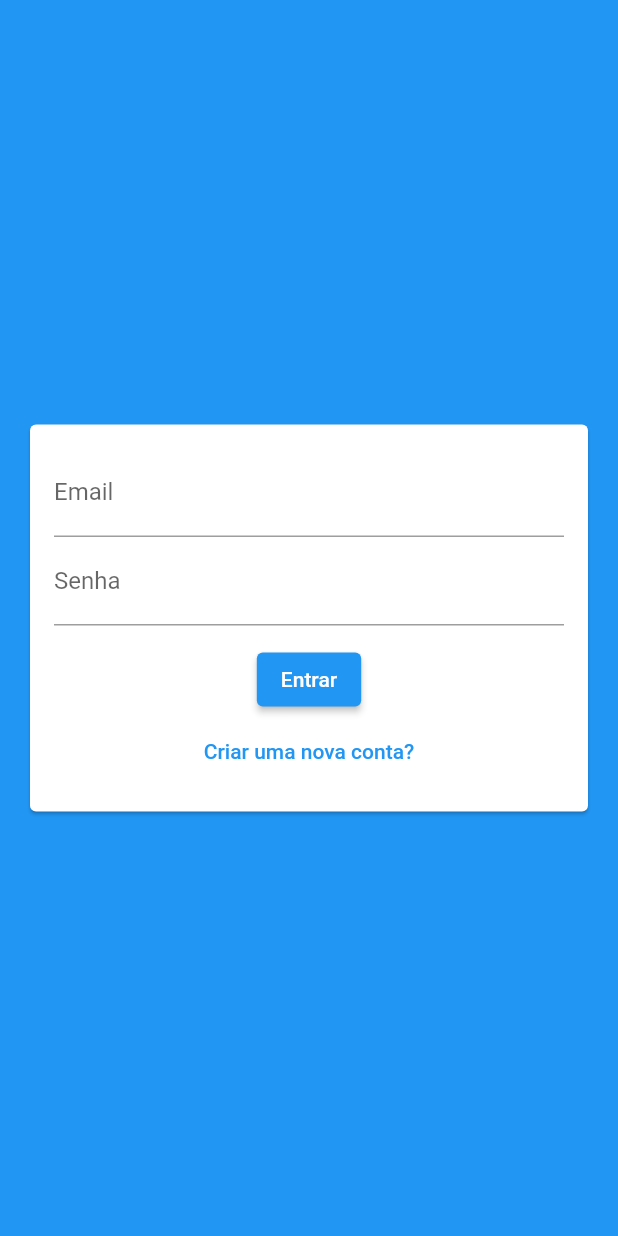
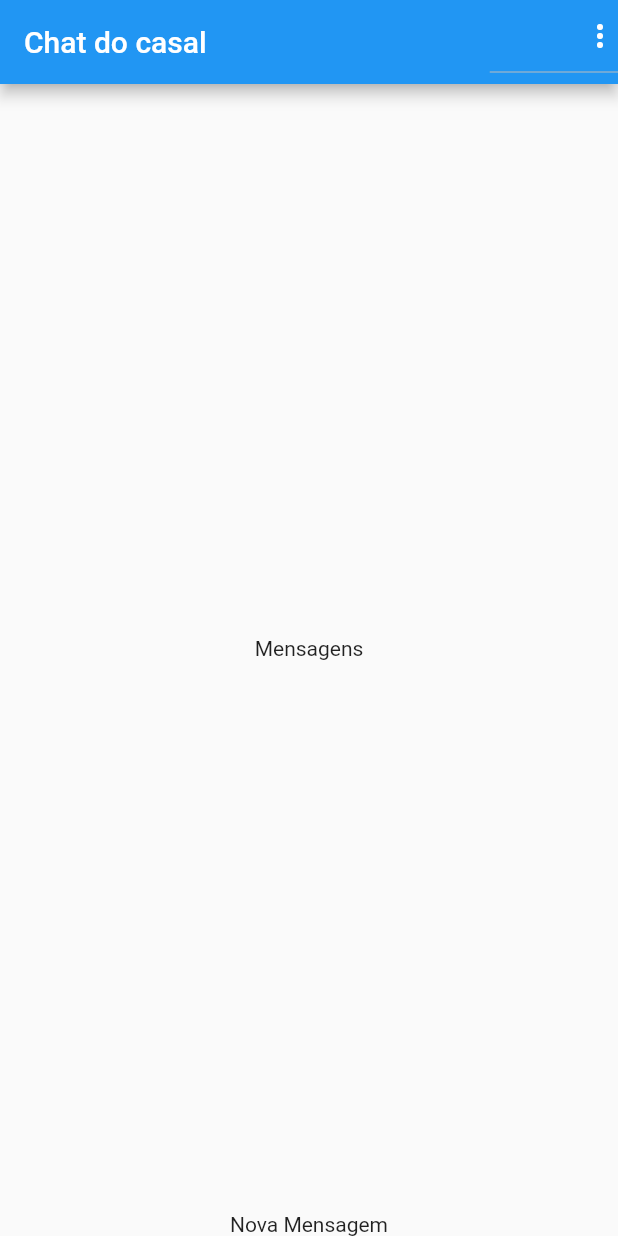
Before and after one commit to marcosmvgs/chat, a Flutter app: the screen it shows after launch, on a phone screen of 412 x 824 dp. Run offline on Flutter 3.47's test engine with Material 2 defaults, Android fonts, the phone set to English and light mode, and no system bars; our stand-ins replace image_picker; accounts and stored records are empty.

Commit message:
Finalizando Auth

```diff
--- /dev/null
+++ b/lib/components/messages.dart
@@ -0,0 +1,12 @@
+import 'package:flutter/cupertino.dart';
+
+class Messages extends StatelessWidget {
+  const Messages({super.key});
+
+  @override
+  Widget build(BuildContext context) {
+    return const Center(
+      child: Text('Mensagens'),
+    );
+  }
+}
--- /dev/null
+++ b/lib/components/new_message.dart
@@ -0,0 +1,12 @@
+import 'package:flutter/cupertino.dart';
+
+class NewMessage extends StatelessWidget {
+  const NewMessage({super.key});
+
+  @override
+  Widget build(BuildContext context) {
+    return const Center(
+      child: Text('Nova Mensagem'),
+    );
+  }
+}
--- a/lib/core/services/auth/auth_mock_service.dart
+++ b/lib/core/services/auth/auth_mock_service.dart
@@ -12,22 +12,34 @@ class AuthMockService implements AuthService {
   ele não é final. A mesma explicação serve para o _users.
   Ele vai "zerar" os static's quando eu der um refresh na aplicação
   */
-  static final Map<String, ChatUser> _users = {};
+  static final _defaultUser = ChatUser(
+    id: '1',
+    name: 'Teste',
+    email: '@',
+    imageUrl: 'assets/images/avatar.png',
+  );
+
+  static final Map<String, ChatUser> _users = {
+    _defaultUser.email: _defaultUser,
+  };
   static ChatUser? _currentUser;
   // Preciso criar esse controller para utilizar ele fora do método .multi...
   static MultiStreamController<ChatUser?>? _controller;
   static final _userStream = Stream<ChatUser?>.multi((controller) {
     /* O updateUser vai zerar o usuário atual e vai gerar um novo dado na stream
     de valor nulo*/
-    _updateUser(null);
+    _controller = controller;
+    _updateUser(_defaultUser);
   });
 
   @override
   ChatUser? get currentUser {
-    return null;
+    return _currentUser;
   }
 
   @override
+  /* sempre que o _userStream gerar um novo valor, quem estiver monitorando o
+  getter userChanges será notificado */
   Stream<ChatUser?> get userChanges {
     return _userStream;
   }
@@ -44,12 +56,12 @@ class AuthMockService implements AuthService {
 
   @override
   Future<void> signup(
-      String name, String email, String password, File image) async {
+      String name, String email, String password, File? image) async {
     final newUser = ChatUser(
       id: Random().nextDouble().toString(),
       name: name,
       email: email,
-      imageUrl: image.path,
+      imageUrl: image?.path ?? 'assets/images/avatar.png',
     );
 
     _users.putIfAbsent(email, () => newUser);
--- a/lib/core/services/auth/auth_service.dart
+++ b/lib/core/services/auth/auth_service.dart
@@ -1,7 +1,9 @@
 import 'dart:io';
 import 'package:chat/core/models/chat_user.dart';
+import 'package:chat/core/services/auth/auth_mock_service.dart';
 
 abstract class AuthService {
+
   ChatUser? get currentUser;
 
   Stream<ChatUser?> get userChanges;
@@ -12,7 +14,7 @@ abstract class AuthService {
     String name,
     String email,
     String password,
-    File image,
+    File? image,
   ) async {}
 
   Future<void> login(
@@ -21,4 +23,8 @@ abstract class AuthService {
   ) async {}
 
   Future<void> logout() async {}
+
+  factory AuthService() {
+    return AuthMockService();
+  }
 }
--- a/lib/main.dart
+++ b/lib/main.dart
@@ -1,4 +1,4 @@
-import 'package:chat/pages/auth_page.dart';
+import 'package:chat/pages/auth_or_app_page.dart';
 import 'package:flutter/material.dart';
 
 void main() {
@@ -16,7 +16,7 @@ class MyApp extends StatelessWidget {
       theme: ThemeData(
         primarySwatch: Colors.blue,
       ),
-      home: const AuthPage(),
+      home: const AuthOrApp(),
     );
   }
 }
--- /dev/null
+++ b/lib/pages/auth_or_app_page.dart
@@ -0,0 +1,26 @@
+import 'package:chat/core/models/chat_user.dart';
+import 'package:chat/core/services/auth/auth_service.dart';
+import 'package:chat/pages/auth_page.dart';
+import 'package:chat/pages/chat_page.dart';
+import 'package:chat/pages/loading_page.dart';
+import 'package:flutter/material.dart';
+
+class AuthOrApp extends StatelessWidget {
+  const AuthOrApp({super.key});
+
+  @override
+  Widget build(BuildContext context) {
+    return Scaffold(
+      body: StreamBuilder<ChatUser?>(
+        stream: AuthService().userChanges,
+        builder: (context, snapshot) {
+          if (snapshot.connectionState == ConnectionState.waiting) {
+            return const LoadingPage();
+          } else {
+            return snapshot.hasData ? const ChatPage() : const AuthPage();
+          }
+        },
+      ),
+    );
+  }
+}
--- /dev/null
+++ b/lib/pages/chat_page.dart
@@ -0,0 +1,50 @@
+import 'package:chat/components/messages.dart';
+import 'package:chat/components/new_message.dart';
+import 'package:chat/core/services/auth/auth_service.dart';
+import 'package:flutter/material.dart';
+
+class ChatPage extends StatelessWidget {
+  const ChatPage({super.key});
+
+  @override
+  Widget build(BuildContext context) {
+    return Scaffold(
+        appBar: AppBar(
+          title: const Text('Chat do casal'),
+          actions: [
+            DropdownButton(
+              icon: Icon(
+                Icons.more_vert,
+                color: Theme.of(context).primaryIconTheme.color,
+              ),
+              items: [
+                DropdownMenuItem(
+                    value: 'logout',
+                    child: Container(
+                      child: Row(
+                        children: const [
+                          Icon(Icons.exit_to_app, color: Colors.black87,),
+                          SizedBox(width: 10),
+                          Text('Sair')
+                        ],
+                      ),
+                    ))
+              ],
+              onChanged: (value) {
+                if (value == 'logout') {
+                  AuthService().logout();
+                }
+              },
+            ),
+          ],
+        ),
+        body: SafeArea(
+          child: Column(
+            children: const [
+              Expanded(child: Messages()),
+              NewMessage(),
+            ],
+          ),
+        ));
+  }
+}
--- a/pubspec.yaml
+++ b/pubspec.yaml
@@ -61,8 +61,8 @@ flutter:
   uses-material-design: true
 
   # To add assets to your application, add an assets section, like this:
-  # assets:
-  #   - images/a_dot_burr.jpeg
+  assets:
+    - assets/images/avatar.png
   #   - images/a_dot_ham.jpeg
 
   # An image asset can refer to one or more resolution-specific "variants", see
```
Also changed, not shown: lib/core/models/chat_message.dart (added, +18 -0 lines), lib/pages/auth_page.dart (+18 -12 lines), assets/images/avatar.png (added).
